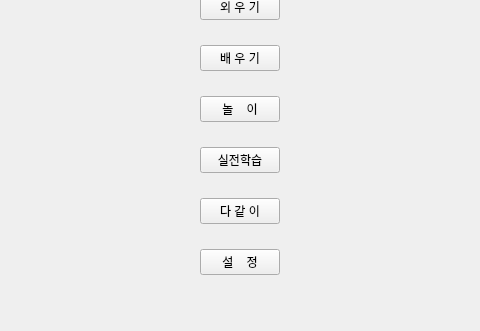
This is assets/ui/portal.ui in museekee/morse_code_learn as Qt 5 draws it before an edit; both pictures show x 160 to 640 and y 419 to 750 of the 800 by 750 pixel window. The edited form follows.
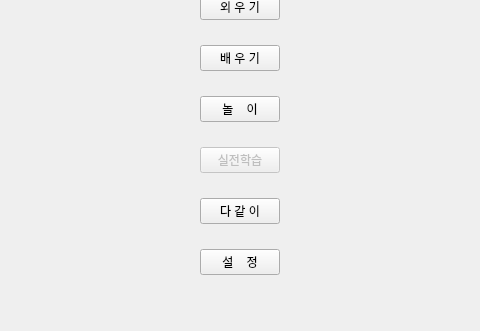
This is the edited form.

Patch:
```diff
--- a/assets/ui/portal.ui
+++ b/assets/ui/portal.ui
@@ -160,6 +160,9 @@
       </item>
       <item alignment="Qt::AlignmentFlag::AlignHCenter">
        <widget class="QPushButton" name="btn_realtime">
+        <property name="enabled">
+         <bool>false</bool>
+        </property>
         <property name="sizePolicy">
          <sizepolicy hsizetype="Maximum" vsizetype="Fixed">
           <horstretch>0</horstretch>
```
Left out of the diff: 6 changed lines with no effect on the pictures.
